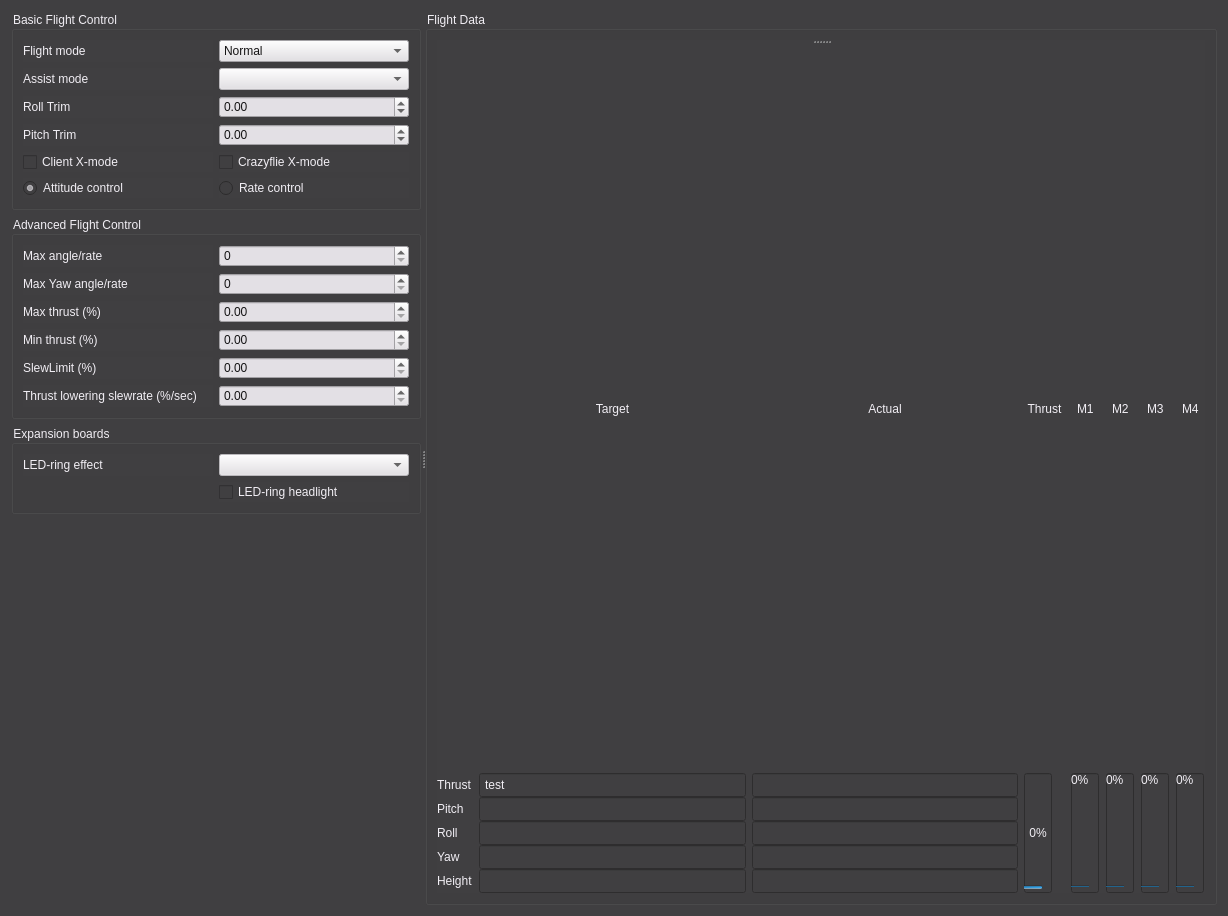
Before: the Qt Designer form src/cfclient/ui/tabs/flightTab.ui in takyonxxx/CfClient, drawn with Qt 5.
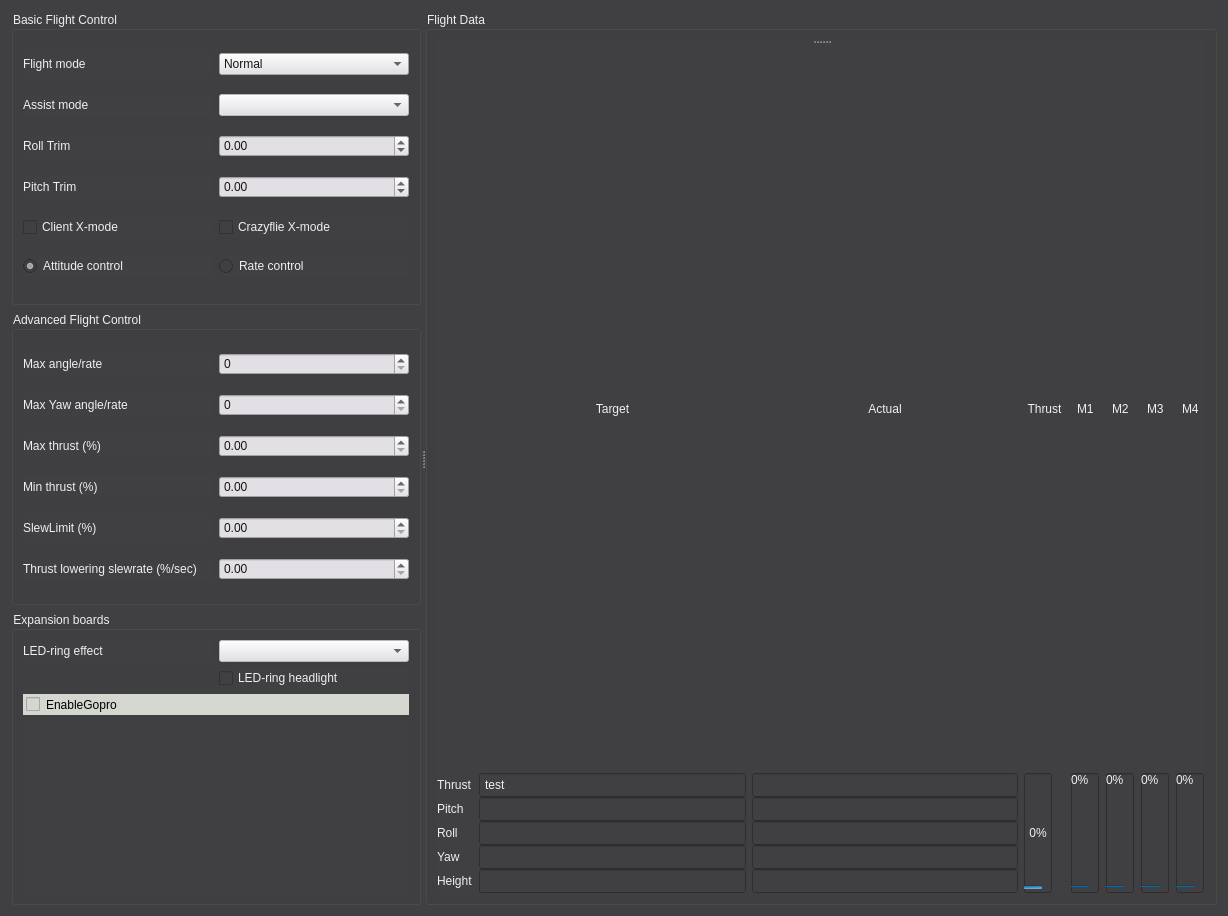
After: the same form once the commit is applied.

```diff
--- a/src/cfclient/ui/tabs/flightTab.ui
+++ b/src/cfclient/ui/tabs/flightTab.ui
@@ -389,7 +389,17 @@
          <layout class="QGridLayout" name="gridLayout_6">
           <item row="0" column="0">
            <layout class="QGridLayout" name="gridLayout_2">
-            <item row="0" column="1">
+            <item row="2" column="1">
+             <widget class="QCheckBox" name="_led_ring_headlight">
+              <property name="enabled">
+               <bool>false</bool>
+              </property>
+              <property name="text">
+               <string>LED-ring headlight</string>
+              </property>
+             </widget>
+            </item>
+            <item row="1" column="1">
              <widget class="QComboBox" name="_led_ring_effect">
               <property name="enabled">
                <bool>false</bool>
@@ -400,41 +410,37 @@
               </property>
              </widget>
             </item>
-            <item row="0" column="0">
+            <item row="1" column="0">
              <widget class="QLabel" name="label_8">
               <property name="text">
                <string>LED-ring effect</string>
               </property>
              </widget>
             </item>
-            <item row="1" column="1">
-             <widget class="QCheckBox" name="_led_ring_headlight">
-              <property name="enabled">
-               <bool>false</bool>
-              </property>
-              <property name="text">
-               <string>LED-ring headlight</string>
-              </property>
-             </widget>
-            </item>
            </layout>
           </item>
+          <item row="1" column="0">
+           <widget class="QCheckBox" name="checkEnableGoPro">
+            <property name="styleSheet">
+             <string notr="true">background-color: rgb(211, 215, 207);
+color: rgb(0, 0, 0);
+padding: 3px;</string>
+            </property>
+            <property name="text">
+             <string>EnableGopro</string>
+            </property>
+           </widget>
+          </item>
+          <item row="2" column="0">
+           <widget class="QLabel" name="video_window">
+            <property name="text">
+             <string/>
+            </property>
+           </widget>
+          </item>
          </layout>
         </widget>
        </item>
-       <item>
-        <spacer name="verticalSpacer">
-         <property name="orientation">
-          <enum>Qt::Vertical</enum>
-         </property>
-         <property name="sizeHint" stdset="0">
-          <size>
-           <width>20</width>
-           <height>40</height>
-          </size>
-         </property>
-        </spacer>
-       </item>
       </layout>
      </widget>
      <widget class="QWidget" name="layoutWidget">
```
Left out of the diff: 2 changed lines with no effect on the pictures.
